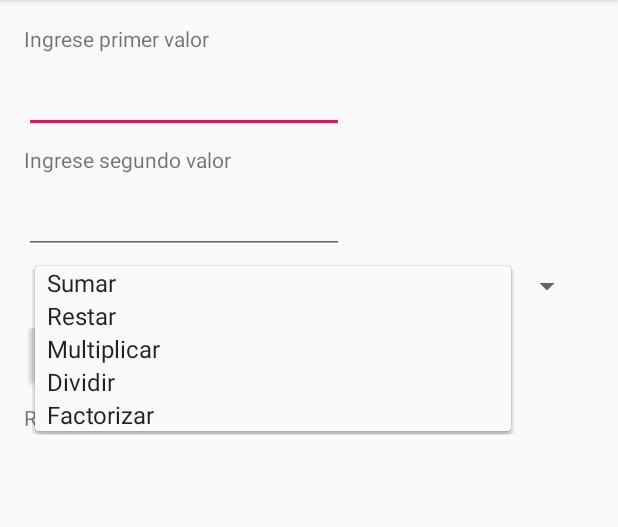
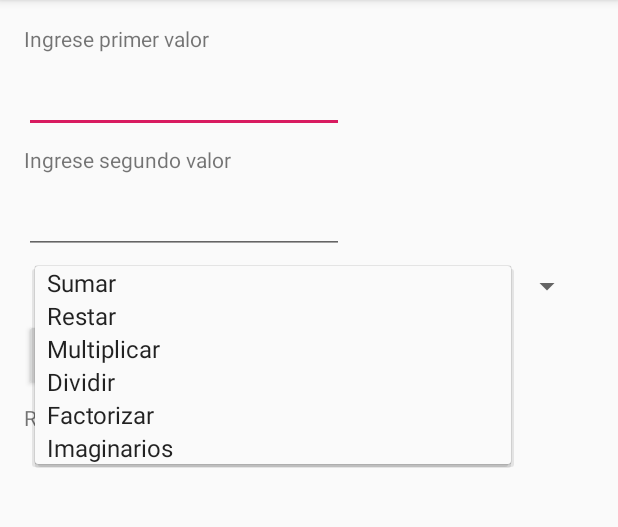
Before and after one commit to devmxpue/OperacioneConSpinner, an Android app: the screen it shows after launch (MainActivity), after a tap on "Sumar", on a phone screen of 412 x 824 dp, the part 84-611 px from its top. Run offline under Robolectric (Android 15) with nearby library versions, the phone set to English and light mode, and no system bars.

Commit message:
agregar una linea
test una linea

```diff
--- a/app/src/main/java/com/example/proyecto005/MainActivity.java
+++ b/app/src/main/java/com/example/proyecto005/MainActivity.java
@@ -23,7 +23,7 @@ public class MainActivity extends AppCompatActivity {
 
         spinner1 = (Spinner) findViewById(R.id.spinner1);
         //se muestran las opciones del Spinner(Combobox)
-        String [] opciones={"Sumar","Restar","Multiplicar","Dividir","Factorizar"};
+        String [] opciones={"Sumar","Restar","Multiplicar","Dividir","Factorizar", "Imaginarios"};
         //
         ArrayAdapter<String> adapter = new ArrayAdapter<>(this,android.R.layout.simple_spinner_item, opciones);
         spinner1.setAdapter(adapter);
@@ -65,6 +65,9 @@ public class MainActivity extends AppCompatActivity {
         if(selec.equals("Factorizar")){
             textView3.setText("No hace nada esta opcion");
         }
-
+        else
+        if(selec.equals("Imaginarios")){
+            textView3.setText("Nada reelevante para esta opcion");
+        }
     }
 }
```
